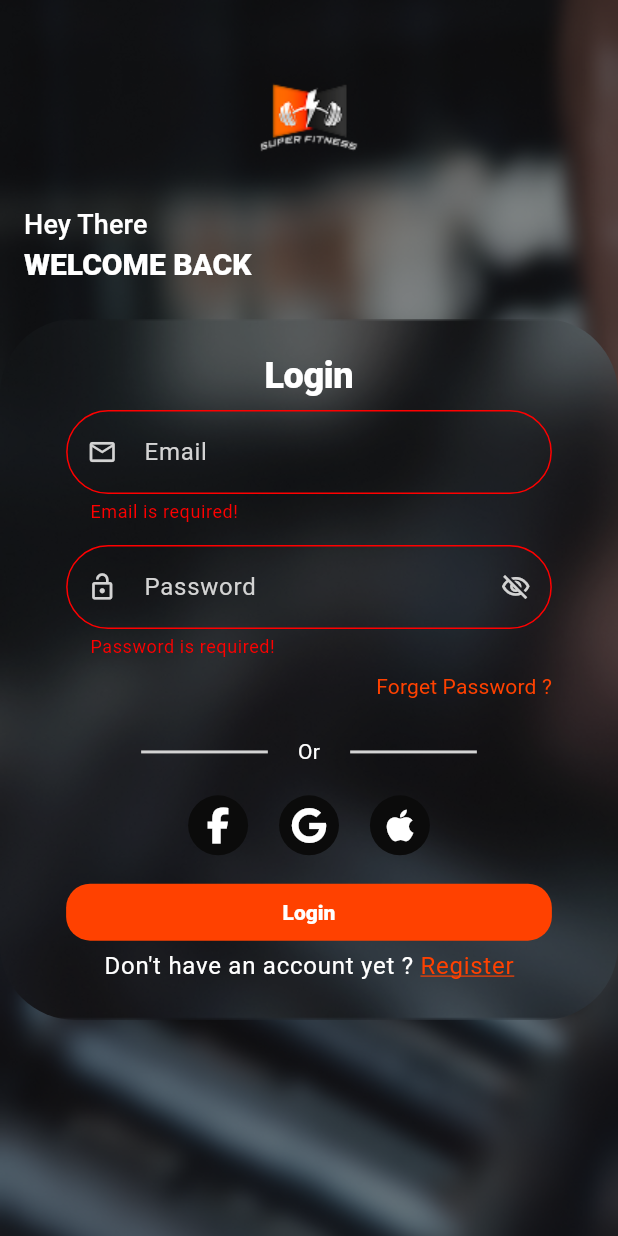
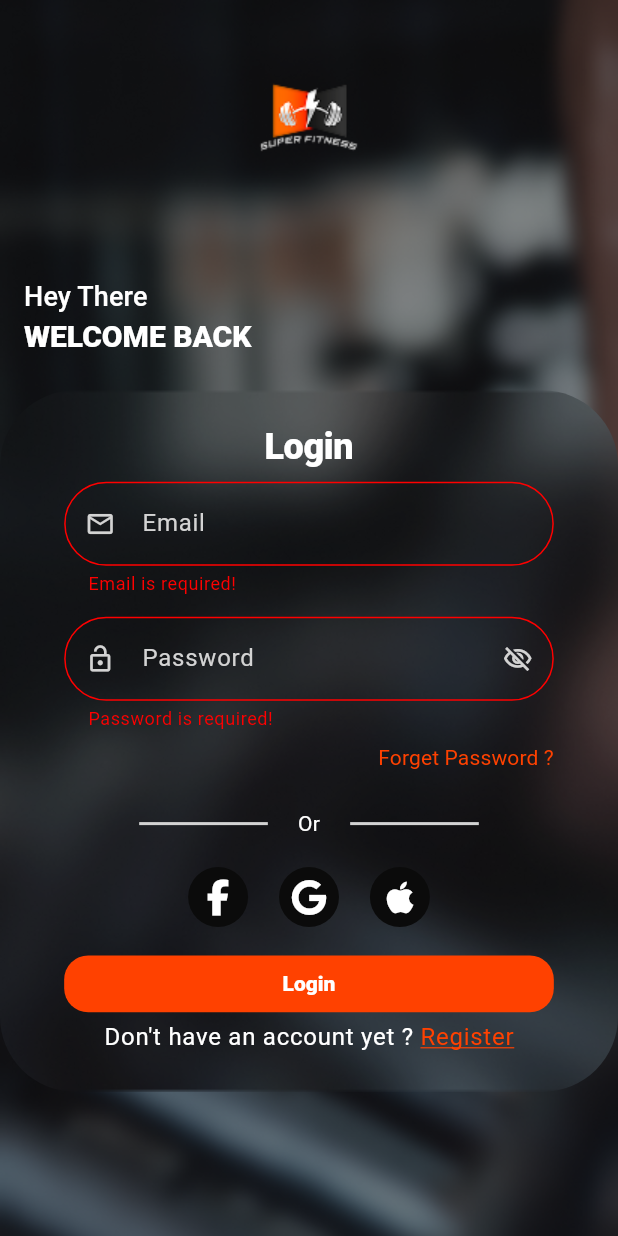
Before and after one commit to AhmedFayed55/Super_Fitness_App, a Flutter app: the screen it shows after launch, after a tap on "Login", on a phone screen of 412 x 824 dp. Run offline on Flutter 3.47's test engine with Material 3 defaults, Android fonts, the phone set to English and light mode, and no system bars; our stand-ins replace dio, equatable, firebase_core, flutter_bloc, flutter_secure_storage, fluttertoast and 8 more; accounts and stored records are empty; generated files the repository leaves out were written again.

Commit message:
refactor(login): some edits on ui and data layer.

```diff
--- a/lib/features/auth/login/presentation/manager/login_screen_event.dart
+++ b/lib/features/auth/login/presentation/manager/login_screen_event.dart
@@ -1,3 +1,7 @@
 sealed class LoginScreenEvent {}
 
-class SubmitLoginEvent extends LoginScreenEvent {}
+class SubmitLoginEvent extends LoginScreenEvent {
+  String email;
+  String password;
+  SubmitLoginEvent({required this.email, required this.password});
+}
--- a/lib/features/auth/login/presentation/pages/login_screen.dart
+++ b/lib/features/auth/login/presentation/pages/login_screen.dart
@@ -51,7 +51,7 @@ class LoginScreen extends StatelessWidget {
                                   alignment: Alignment.center,
                                   child: Image.asset(AppAssets.appLogo),
                                 ),
-                                verticalSpace(context.height * .042),
+                                verticalSpace(context.height * .1),
                                 Text(
                                   locale.hey_there,
                                   style: textTheme.labelLarge,
--- a/lib/features/auth/login/presentation/widgets/blur_widget.dart
+++ b/lib/features/auth/login/presentation/widgets/blur_widget.dart
@@ -4,24 +4,17 @@ import 'package:font_awesome_flutter/font_awesome_flutter.dart';
 import 'package:super_fitness_app/core/extensions/extensions.dart';
 import 'package:super_fitness_app/core/helpers/flutter_toast.dart';
 import 'package:super_fitness_app/core/helpers/spacing.dart';
-import 'package:super_fitness_app/core/helpers/validators.dart';
 import 'package:super_fitness_app/core/l10n/translations/app_localizations.dart';
 import 'package:super_fitness_app/core/utils/assets.dart';
 import 'package:super_fitness_app/features/auth/login/presentation/manager/login_screen_event.dart';
 import 'package:super_fitness_app/features/auth/login/presentation/manager/login_screen_state.dart';
 import 'package:super_fitness_app/features/auth/login/presentation/manager/login_screen_view_model.dart';
 import 'package:super_fitness_app/features/auth/login/presentation/widgets/login_button.dart';
+import 'package:super_fitness_app/features/auth/login/presentation/widgets/login_fields.dart';
 import 'or_divider_widget.dart';
 
-class BlurWidget extends StatefulWidget {
+class BlurWidget extends StatelessWidget {
   const BlurWidget({super.key});
-
-  @override
-  State<BlurWidget> createState() => _BlurWidgetState();
-}
-
-class _BlurWidgetState extends State<BlurWidget> {
-  bool isObscure = true;
 
   @override
   Widget build(BuildContext context) {
@@ -32,9 +25,8 @@ class _BlurWidgetState extends State<BlurWidget> {
     return ClipRRect(
       borderRadius: BorderRadius.circular(50),
       child: IntrinsicHeight(
-        child: Container(
+        child: SizedBox(
           width: double.infinity,
-          decoration: const BoxDecoration(color: Colors.transparent),
           child: Stack(
             children: [
               Positioned.fill(
@@ -45,7 +37,7 @@ class _BlurWidgetState extends State<BlurWidget> {
               ),
               Padding(
                 padding: EdgeInsets.symmetric(
-                  horizontal: context.width * 0.042,
+                  horizontal: 16,
                   vertical: height * 0.029,
                 ),
                 child: Column(
@@ -79,50 +71,9 @@ class _BlurWidgetState extends State<BlurWidget> {
                               key: viewModel.formKey,
                               child: Column(
                                 children: [
-                                  TextFormField(
-                                    decoration: InputDecoration(
-                                      hintText: locale.email,
-                                      prefixIcon: const Icon(
-                                        Icons.email_outlined,
-                                        size: 20,
-                                      ),
-                                    ),
-                                    validator: (value) =>
-                                        Validations.validateEmail(
-                                          context,
-                                          value,
-                                        ),
-                                    controller: viewModel.emailController,
-                                  ),
-                                  verticalSpace(14),
-                                  TextFormField(
-                                    obscureText: isObscure,
-                                    validator: (value) =>
-                                        Validations.validatePassword(
-                                          context,
-                                          value,
-                                        ),
-                                    controller: viewModel.passController,
-                                    decoration: InputDecoration(
-                                      hintText: locale.password,
-                                      prefixIcon: const Icon(
-                                        Icons.lock_open_outlined,
-                                        size: 20,
-                                      ),
-                                      suffixIcon: IconButton(
-                                        onPressed: () {
-                                          setState(() {
-                                            isObscure = !isObscure;
-                                          });
-                                        },
-                                        icon: Icon(
-                                          isObscure
-                                              ? Icons.visibility_off_outlined
-                                              : Icons.visibility_outlined,
-                                          size: 20,
-                                        ),
-                                      ),
-                                    ),
+                                  LoginFields(
+                                    email: viewModel.emailController,
+                                    password: viewModel.passController,
                                   ),
                                   verticalSpace(8),
                                   Align(
@@ -158,7 +109,14 @@ class _BlurWidgetState extends State<BlurWidget> {
                                     loginTap: () {
                                       if (viewModel.formKey.currentState!
                                           .validate()) {
-                                        viewModel.doIntent(SubmitLoginEvent());
+                                        viewModel.doIntent(
+                                          SubmitLoginEvent(
+                                            email:
+                                                viewModel.emailController.text,
+                                            password:
+                                                viewModel.passController.text,
+                                          ),
+                                        );
                                       }
                                     },
                                     isLoading: state.isLoading,
--- /dev/null
+++ b/lib/features/auth/login/presentation/widgets/login_fields.dart
@@ -0,0 +1,56 @@
+import 'package:flutter/material.dart';
+import 'package:super_fitness_app/core/extensions/extensions.dart';
+import '../../../../../core/helpers/validators.dart';
+
+class LoginFields extends StatefulWidget {
+  const LoginFields({super.key, required this.email, required this.password});
+
+  final TextEditingController email;
+  final TextEditingController password;
+
+  @override
+  State<LoginFields> createState() => _LoginFieldsState();
+}
+
+class _LoginFieldsState extends State<LoginFields> {
+  bool isObscure = true;
+
+  @override
+  Widget build(BuildContext context) {
+    return Column(
+      spacing: 14,
+      children: [
+        TextFormField(
+          decoration: InputDecoration(
+            hintText: context.localization.email,
+            prefixIcon: const Icon(Icons.email_outlined, size: 20),
+          ),
+          validator: (value) => Validations.validateEmail(context, value),
+          controller: widget.email,
+        ),
+        TextFormField(
+          obscureText: isObscure,
+          validator: (value) => Validations.validatePassword(context, value),
+          controller: widget.password,
+          decoration: InputDecoration(
+            hintText: context.localization.password,
+            prefixIcon: const Icon(Icons.lock_open_outlined, size: 20),
+            suffixIcon: IconButton(
+              onPressed: () {
+                setState(() {
+                  isObscure = !isObscure;
+                });
+              },
+              icon: Icon(
+                isObscure
+                    ? Icons.visibility_off_outlined
+                    : Icons.visibility_outlined,
+                size: 20,
+              ),
+            ),
+          ),
+        ),
+      ],
+    );
+  }
+}
```
Also changed, not shown: lib/core/extensions/extensions.dart (+31 -5 lines), lib/features/auth/login/data/repositories/login_screen_repo_impl.dart (+5 -7 lines), lib/features/auth/login/presentation/manager/login_screen_view_model.dart (+2 -7 lines), 2 other files.
